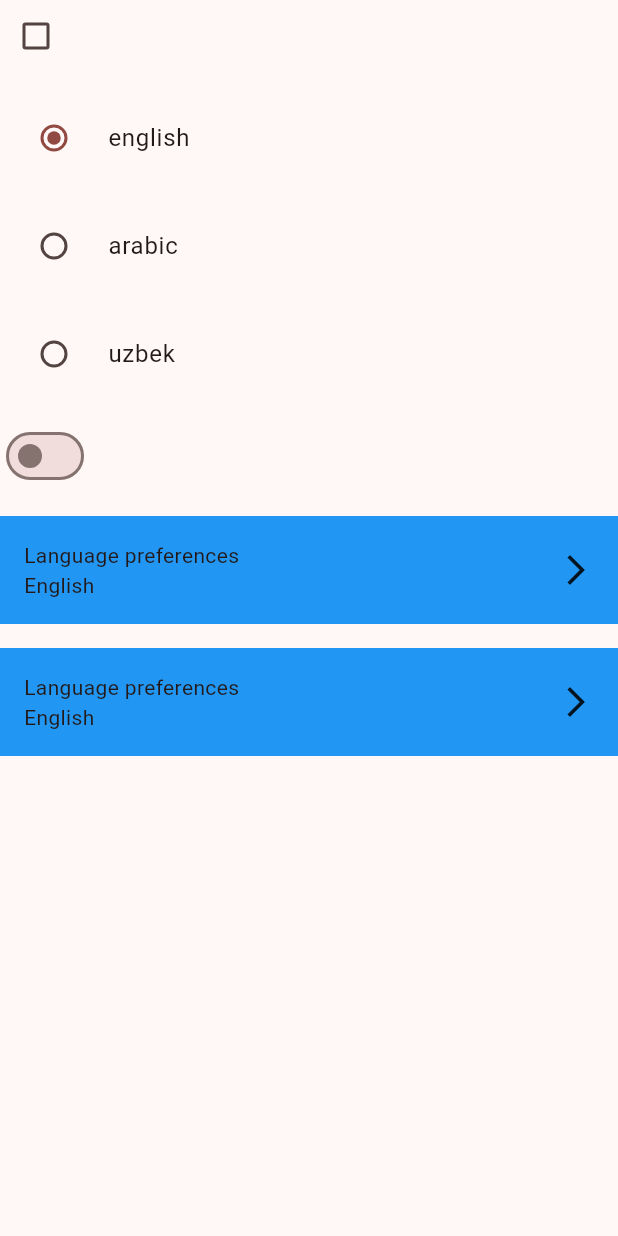
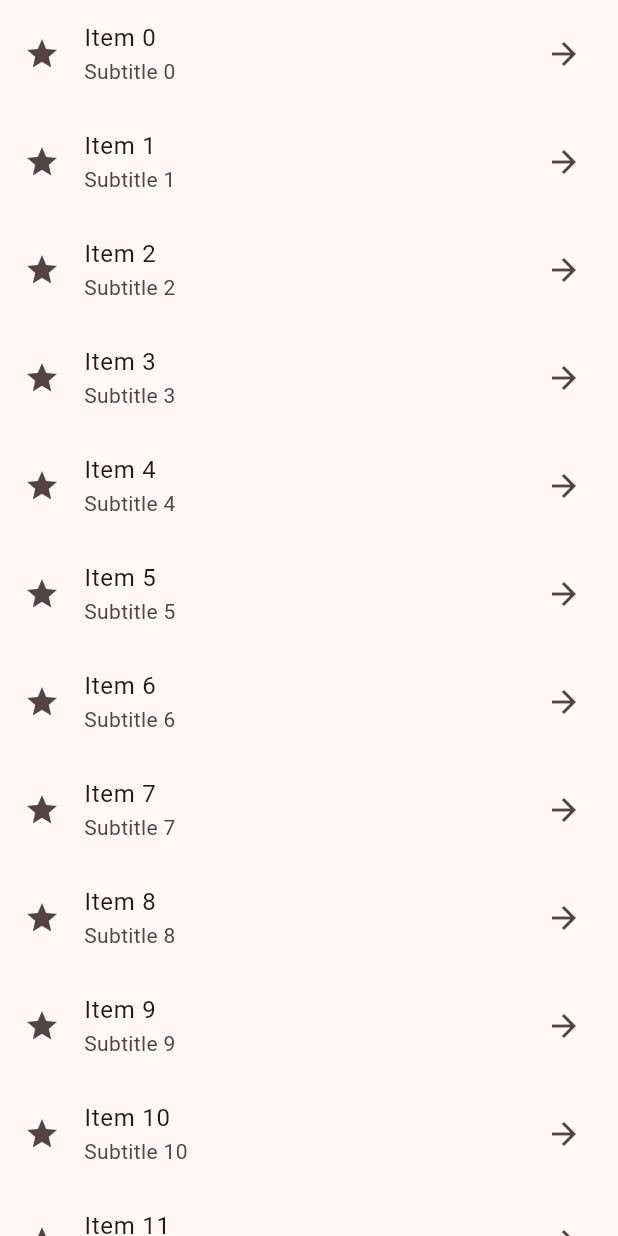
Before and after one commit to javokhirakramjonov/learn_flutter_widgets, a Flutter app: the screen it shows after launch, on a phone screen of 412 x 824 dp. Run offline on Flutter 3.47's test engine with Material 3 defaults, Android fonts, the phone set to English and light mode, and no system bars.

Commit message:
Add Part4 screen with a scrollable list of items

```diff
--- a/lib/main.dart
+++ b/lib/main.dart
@@ -1,5 +1,5 @@
 import 'package:flutter/material.dart';
-import 'package:learn_widgets/part3/part_3.dart';
+import 'package:learn_widgets/part4/part_4.dart';
 
 void main() {
   runApp(MyApp());
@@ -15,7 +15,7 @@ class MyApp extends StatelessWidget {
       theme: ThemeData(
         colorScheme: ColorScheme.fromSeed(seedColor: Colors.red),
       ),
-      home: Part3(),
+      home: Part4(),
     );
   }
 }
--- /dev/null
+++ b/lib/part4/part_4.dart
@@ -0,0 +1,29 @@
+import 'package:flutter/material.dart';
+
+class Part4 extends StatelessWidget {
+  const Part4({super.key});
+
+  @override
+  Widget build(BuildContext context) {
+    return Scaffold(
+      body: SafeArea(
+        child: SingleChildScrollView(
+          child: Column(
+            children: List.generate(
+              100,
+              (index) => ListTile(
+                title: Text('Item $index'),
+                subtitle: Text('Subtitle $index'),
+                leading: Icon(Icons.star),
+                trailing: Icon(Icons.arrow_forward),
+                onTap: () {
+                  print('Tapped on item $index');
+                },
+              ),
+            ),
+          ),
+        ),
+      ),
+    );
+  }
+}
```
